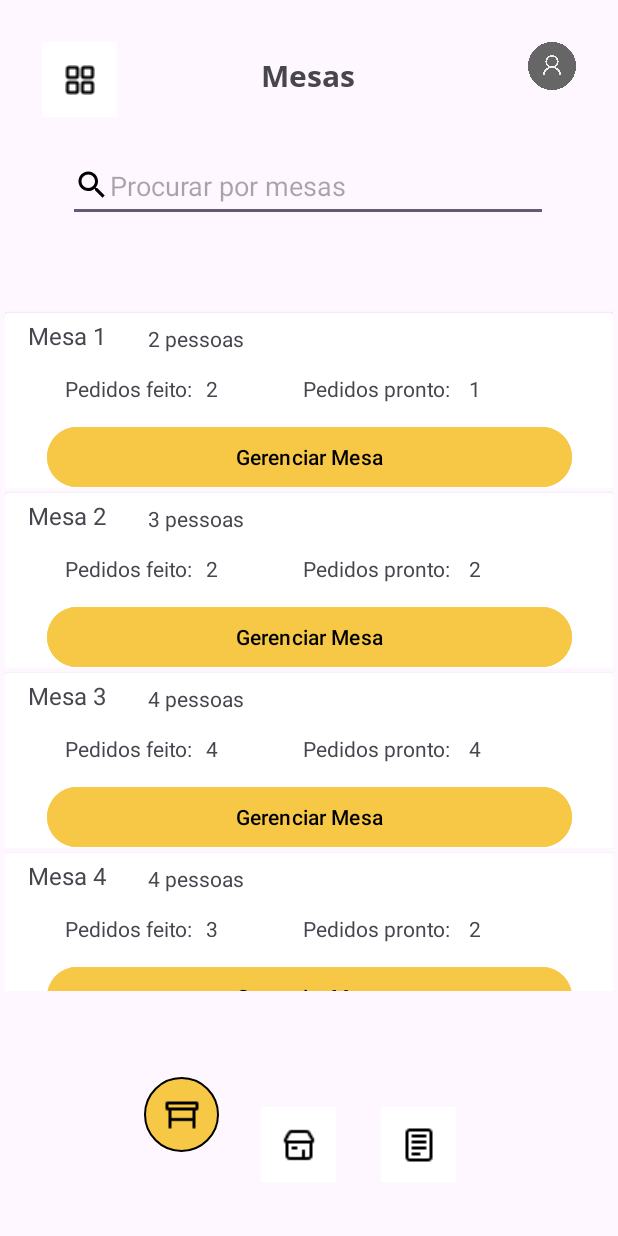
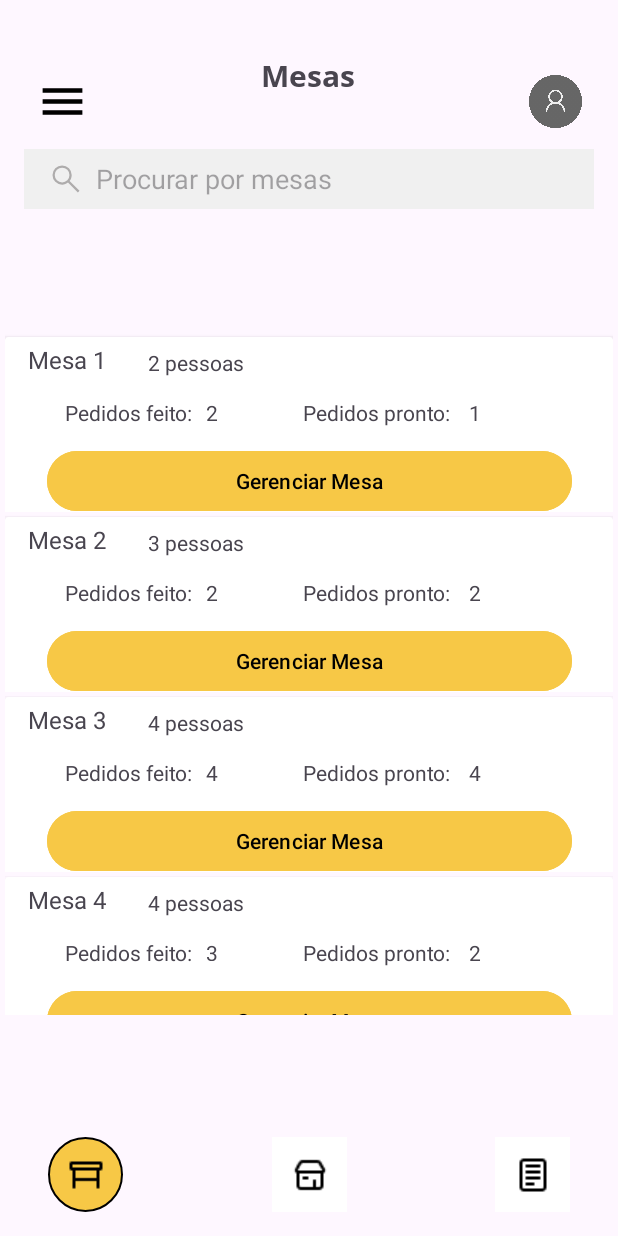
Before and after one commit to salzani/ProjetoRestaurante, an Android app: the MesaActivity screen opened directly, with no data from a screen before it, on a phone screen of 412 x 824 dp. Run offline under Robolectric (Android 15) with nearby library versions, the phone set to English and light mode, and no system bars.

Commit message:
pequenos ajustes

```diff
--- a/app/src/main/java/com/example/projetorestauranteprime/MesaActivity.java
+++ b/app/src/main/java/com/example/projetorestauranteprime/MesaActivity.java
@@ -2,7 +2,9 @@ package com.example.projetorestauranteprime;
 
 import static java.lang.Integer.parseInt;
 
+import android.content.Intent;
 import android.os.Bundle;
+import android.view.View;
 
 import androidx.activity.EdgeToEdge;
 import androidx.appcompat.app.AppCompatActivity;
@@ -11,6 +13,9 @@ import androidx.core.view.ViewCompat;
 import androidx.core.view.WindowInsetsCompat;
 import androidx.recyclerview.widget.LinearLayoutManager;
 import androidx.recyclerview.widget.RecyclerView;
+
+import com.example.projetorestauranteprime.mesaAdapter.Mesa;
+import com.example.projetorestauranteprime.mesaAdapter.MesaAdapter;
 
 import java.util.ArrayList;
 
@@ -48,4 +53,8 @@ public class MesaActivity extends AppCompatActivity {
             ), parseInt(ordersPlaced[i]), parseInt(readyOrders[i])));
         }
     }
+
+    public void openHome(View v){
+        startActivity(new Intent(this, HomeActivity.class));
+    }
 }
--- a/app/src/main/java/com/example/projetorestauranteprime/Mesa.java
+++ b/app/src/main/java/com/example/projetorestauranteprime/mesaAdapter/Mesa.java
@@ -1,4 +1,4 @@
-package com.example.projetorestauranteprime;
+package com.example.projetorestauranteprime.mesaAdapter;
 
 public class Mesa {
 
--- a/app/src/main/java/com/example/projetorestauranteprime/MesaAdapter.java
+++ b/app/src/main/java/com/example/projetorestauranteprime/mesaAdapter/MesaAdapter.java
@@ -1,4 +1,4 @@
-package com.example.projetorestauranteprime;
+package com.example.projetorestauranteprime.mesaAdapter;
 
 import android.annotation.SuppressLint;
 import android.content.Context;
@@ -9,6 +9,8 @@ import android.widget.TextView;
 
 import androidx.annotation.NonNull;
 import androidx.recyclerview.widget.RecyclerView;
+
+import com.example.projetorestauranteprime.R;
 
 import java.util.ArrayList;
 
--- a/app/src/main/res/layout/activity_mesa.xml
+++ b/app/src/main/res/layout/activity_mesa.xml
@@ -11,8 +11,8 @@
         android:id="@+id/tableImageButton"
         android:layout_width="50dp"
         android:layout_height="50dp"
-        android:layout_marginStart="96dp"
-        android:layout_marginBottom="56dp"
+        android:layout_marginStart="32dp"
+        android:layout_marginBottom="16dp"
         android:background="@drawable/background_mesa"
         android:contentDescription="@string/mesa_icon"
         android:scaleType="center"
@@ -24,29 +24,28 @@
         android:id="@+id/ordersImageButton"
         android:layout_width="50dp"
         android:layout_height="50dp"
-        android:layout_marginStart="29dp"
-        android:layout_marginEnd="108dp"
-        android:layout_marginBottom="36dp"
+        android:layout_marginEnd="32dp"
+        android:layout_marginBottom="16dp"
         android:background="#FFFFFF"
         android:backgroundTint="#FFFFFF"
         android:contentDescription="@string/home_icon"
         android:scaleType="center"
         app:layout_constraintBottom_toBottomOf="parent"
         app:layout_constraintEnd_toEndOf="parent"
-        app:layout_constraintStart_toEndOf="@+id/homeImageButton"
         app:srcCompat="@drawable/pedidods" />
 
     <ImageButton
         android:id="@+id/homeImageButton"
         android:layout_width="50dp"
         android:layout_height="50dp"
-        android:layout_marginStart="28dp"
-        android:layout_marginBottom="36dp"
+        android:layout_marginBottom="16dp"
         android:background="#FFFFFF"
         android:contentDescription="@string/pedidos_icon"
+        android:onClick="openHome"
         android:scaleType="center"
         app:layout_constraintBottom_toBottomOf="parent"
-        app:layout_constraintStart_toEndOf="@+id/tableImageButton"
+        app:layout_constraintEnd_toEndOf="parent"
+        app:layout_constraintStart_toStartOf="parent"
         app:srcCompat="@drawable/home" />
 
     <TextView
@@ -65,13 +64,18 @@
 
     <EditText
         android:id="@+id/searchEditText"
-        android:layout_width="320dp"
-        android:layout_height="48dp"
-        android:layout_marginTop="36dp"
-        android:drawableStart="@drawable/baseline_search_24"
+        android:layout_width="0dp"
+        android:layout_height="40dp"
+        android:layout_marginStart="16dp"
+        android:layout_marginTop="35dp"
+        android:layout_marginEnd="16dp"
+        android:background="#F0F0F0"
+        android:drawableLeft="@drawable/search_fill0_wght400_grad0_opsz48"
+        android:drawablePadding="8dp"
         android:ems="10"
         android:hint="Procurar por mesas"
         android:inputType="text"
+        android:paddingLeft="16dp"
         app:layout_constraintEnd_toEndOf="parent"
         app:layout_constraintHorizontal_bias="0.494"
         app:layout_constraintStart_toStartOf="parent"
@@ -91,25 +95,23 @@
         app:layout_constraintTop_toBottomOf="@+id/searchEditText" />
 
     <ImageView
-        android:id="@+id/profileImageView"
-        android:layout_width="32dp"
-        android:layout_height="32dp"
-        android:layout_marginTop="28dp"
-        android:layout_marginEnd="28dp"
+        android:id="@+id/imageView7"
+        android:layout_width="35dp"
+        android:layout_height="35dp"
+        android:layout_marginTop="50dp"
+        android:layout_marginEnd="24dp"
         app:layout_constraintEnd_toEndOf="parent"
         app:layout_constraintTop_toTopOf="parent"
         app:srcCompat="@drawable/user" />
 
-    <ImageButton
+    <ImageView
         android:id="@+id/settingsImageButton"
-        android:layout_width="50dp"
-        android:layout_height="50dp"
-        android:layout_marginStart="28dp"
-        android:layout_marginTop="28dp"
-        android:background="#FFFFFF"
-        android:contentDescription="@string/config_icon"
-        android:scaleType="center"
+        android:layout_width="35dp"
+        android:layout_height="35dp"
+        android:layout_marginStart="24dp"
+        android:layout_marginTop="50dp"
         app:layout_constraintStart_toStartOf="parent"
         app:layout_constraintTop_toTopOf="parent"
-        app:srcCompat="@drawable/menu" />
+        app:srcCompat="@drawable/baseline_menu_24" />
+
 </androidx.constraintlayout.widget.ConstraintLayout>
```
